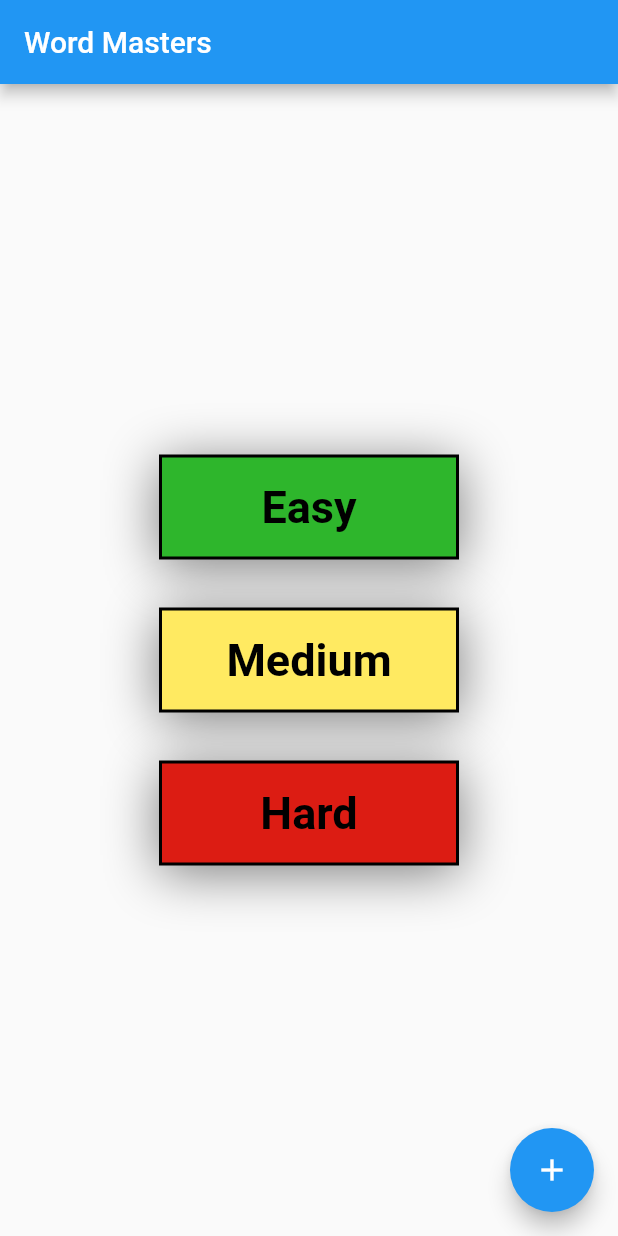
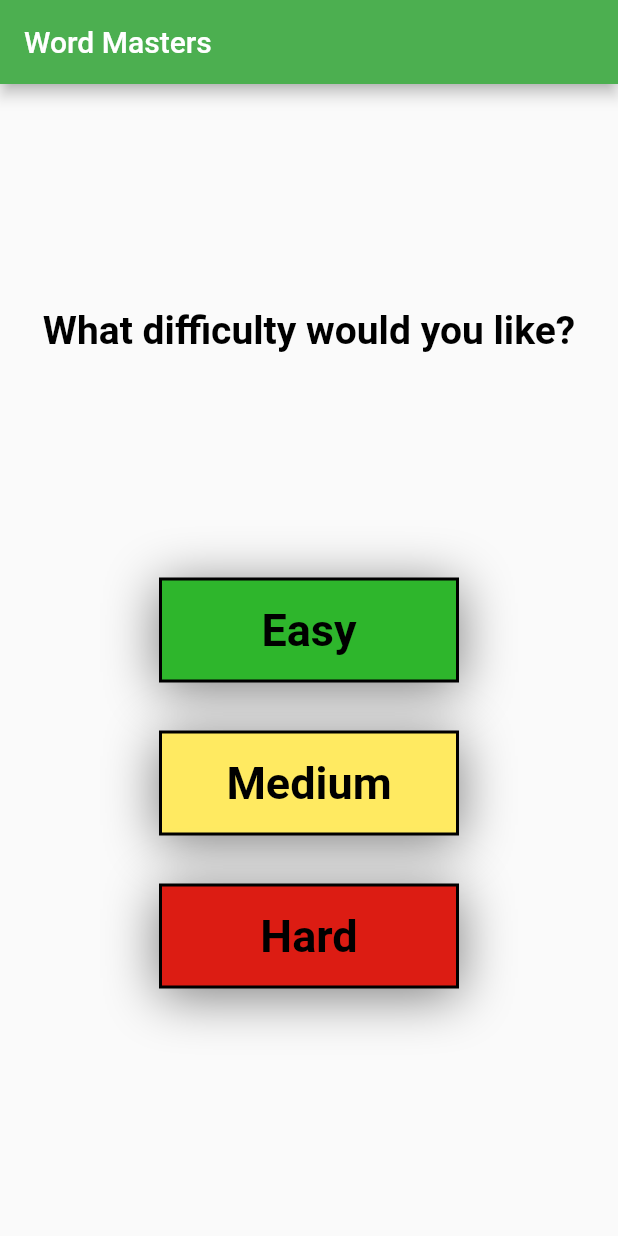
Before and after one commit to cathymariza/wrd-masters, a Flutter app: the screen it shows after launch, on a phone screen of 412 x 824 dp. Run offline on Flutter 3.47's test engine with Material 2 defaults, Android fonts, the light colour scheme and no system bars; project files that could hold a hidden picture were left out.

Commit message:
small visual changes

```diff
--- a/word_masters/lib/main.dart
+++ b/word_masters/lib/main.dart
@@ -18,9 +18,7 @@ class MyApp extends StatelessWidget {
   Widget build(BuildContext context) {
     return MaterialApp(
       title: 'Word Masters',
-      theme: ThemeData(
-        primarySwatch: Colors.blue,
-      ),
+      theme: ThemeData(primarySwatch: Colors.green),
       home: const MyHomePage(title: 'Word Masters'),
     );
   }
@@ -72,8 +70,18 @@ class _MyHomePageState extends State<MyHomePage>
         child: Column(
           mainAxisAlignment: MainAxisAlignment.center,
           children: <Widget>[
+            const Align(
+                alignment: Alignment.topCenter,
+                child: Text(
+                  "What difficulty would you like?",
+                  style: TextStyle(
+                      fontSize: 26.0,
+                      fontWeight: FontWeight.bold,
+                      color: Colors.black),
+                )),
             Padding(
-                padding: const EdgeInsets.all(16.0),
+                padding: const EdgeInsets.only(
+                    left: 16, right: 16, bottom: 16, top: 150),
                 child: GestureDetector(
                   onTap: () async {
                     String word = await _chooseWord("easy");
@@ -82,9 +90,9 @@ class _MyHomePageState extends State<MyHomePage>
                   },
                   child: Transform.scale(
                     scale: _scale,
-                    child: Button(
-                      start: const Color(0xFF2EB62C),
-                      end: const Color(0xFF2EB62C),
+                    child: const Button(
+                      start: Color(0xFF2EB62C),
+                      end: Color(0xFF2EB62C),
                       name: 'Easy',
                     ),
                   ),
@@ -99,9 +107,9 @@ class _MyHomePageState extends State<MyHomePage>
                 },
                 child: Transform.scale(
                   scale: _scale,
-                  child: Button(
-                    start: const Color(0xFFFFEA61),
-                    end: const Color(0xFFFFEA61),
+                  child: const Button(
+                    start: Color(0xFFFFEA61),
+                    end: Color(0xFFFFEA61),
                     name: 'Medium',
                   ),
                 ),
@@ -117,9 +125,9 @@ class _MyHomePageState extends State<MyHomePage>
                 },
                 child: Transform.scale(
                   scale: _scale,
-                  child: Button(
-                    start: const Color(0xFFDC1C13),
-                    end: const Color(0xFFDC1C13),
+                  child: const Button(
+                    start: Color(0xFFDC1C13),
+                    end: Color(0xFFDC1C13),
                     name: 'Hard',
                   ),
                 ),
@@ -128,11 +136,6 @@ class _MyHomePageState extends State<MyHomePage>
           ],
         ),
       ),
-      floatingActionButton: FloatingActionButton(
-        onPressed: () {},
-        tooltip: 'Increment',
-        child: const Icon(Icons.add),
-      ), // This trailing comma makes auto-formatting nicer for build methods.
     );
   }
 
@@ -211,8 +214,8 @@ class _WordScreenState extends State<WordScreen> {
     //var words = await _wordList();
     return Scaffold(
       appBar: AppBar(
-        title: Text("This is the second screen"),
-        backgroundColor: Colors.redAccent,
+        title: Text("Word Masters"),
+        backgroundColor: Colors.green,
       ),
       body: Container(
           alignment: Alignment.center,
```
